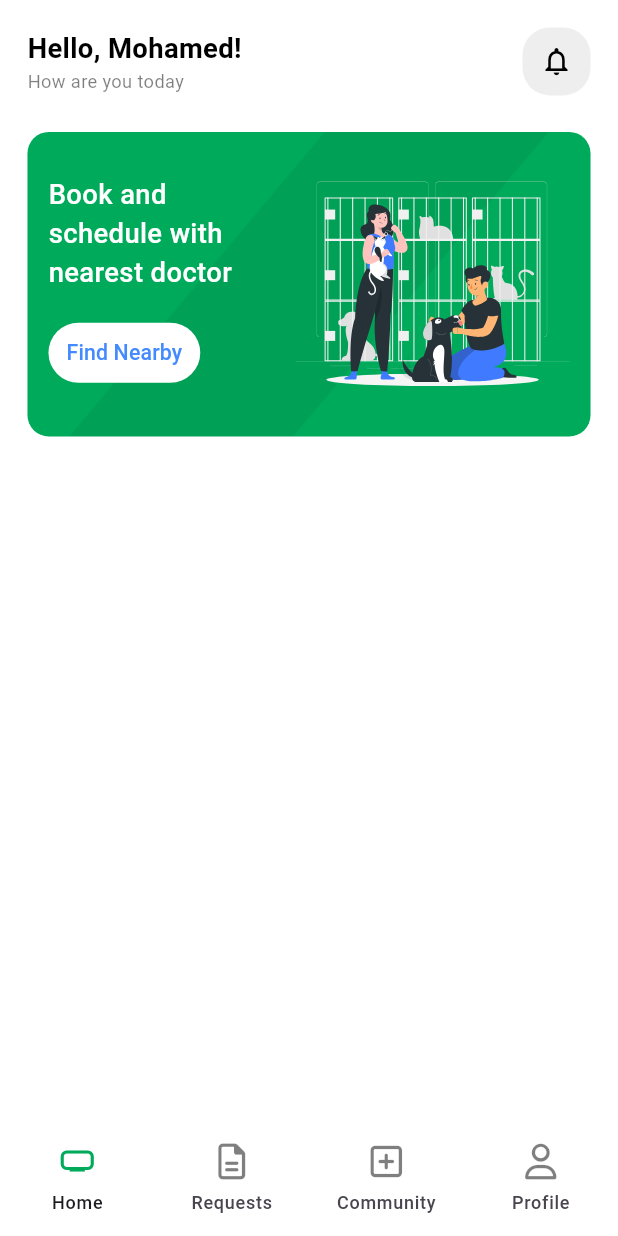
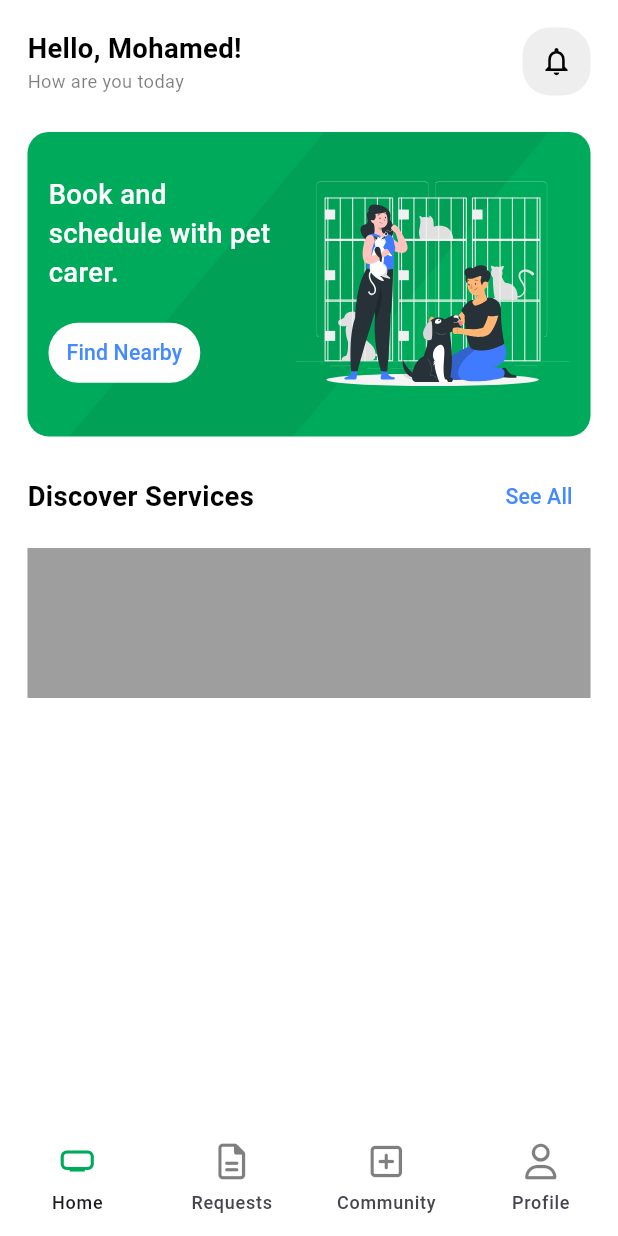
Before and after one commit to Loaiosama/PetYard, a Flutter app: the HomeScreen screen opened by its route, on a phone screen of 412 x 824 dp. Run offline on Flutter 3.47's test engine with Material 3 defaults, Android fonts, the phone set to English and light mode, and no system bars; our stand-ins replace animated_splash_screen, dio, flutter_screenutil, flutter_secure_storage, flutter_svg, font_awesome_flutter and 2 more; accounts and stored records are empty.

Commit message:
Home main service widget created

```diff
--- a/petowner_frontend/lib/features/home/presentation/view/widgets/home_banner.dart
+++ b/petowner_frontend/lib/features/home/presentation/view/widgets/home_banner.dart
@@ -57,7 +57,7 @@ class HomeBanner extends StatelessWidget {
                       SizedBox(
                         width: MediaQuery.of(context).size.width * 0.36,
                         child: Text(
-                          'Book and schedule with nearest doctor',
+                          'Book and schedule with pet carer.',
                           style: Styles.styles18MediumWhite
                               .copyWith(color: Colors.white),
                         ),
--- a/petowner_frontend/lib/features/home/presentation/view/widgets/home_screen_body.dart
+++ b/petowner_frontend/lib/features/home/presentation/view/widgets/home_screen_body.dart
@@ -8,6 +8,8 @@ import 'package:petowner_frontend/core/utils/theming/styles.dart';
 
 import 'home_app_bar.dart';
 import 'home_banner.dart';
+import 'main_service_widget.dart';
+import 'see_all.dart';
 
 class HomeScreenBody extends StatelessWidget {
   const HomeScreenBody({super.key});
@@ -23,6 +25,9 @@ class HomeScreenBody extends StatelessWidget {
             const HomeAppBar(),
             heightSizedBox(24),
             const HomeBanner(),
+            heightSizedBox(16),
+            const MainServiceWidget(),
+            heightSizedBox(16),
           ],
         ),
       ),
--- /dev/null
+++ b/petowner_frontend/lib/features/home/presentation/view/widgets/main_service_widget.dart
@@ -0,0 +1,27 @@
+
+import 'package:flutter/material.dart';
+import 'package:petowner_frontend/core/utils/helpers/spacing.dart';
+
+import 'see_all.dart';
+
+class MainServiceWidget extends StatelessWidget {
+  const MainServiceWidget({super.key});
+
+  @override
+  Widget build(BuildContext context) {
+    return Column(
+      children: [
+        SeeAllRow(
+          title: 'Discover Services',
+          onPressed: () {},
+        ),
+        heightSizedBox(10),
+        Container(
+          width: double.infinity,
+          height: 100,
+          color: Colors.grey,
+        ),
+      ],
+    );
+  }
+}
```
